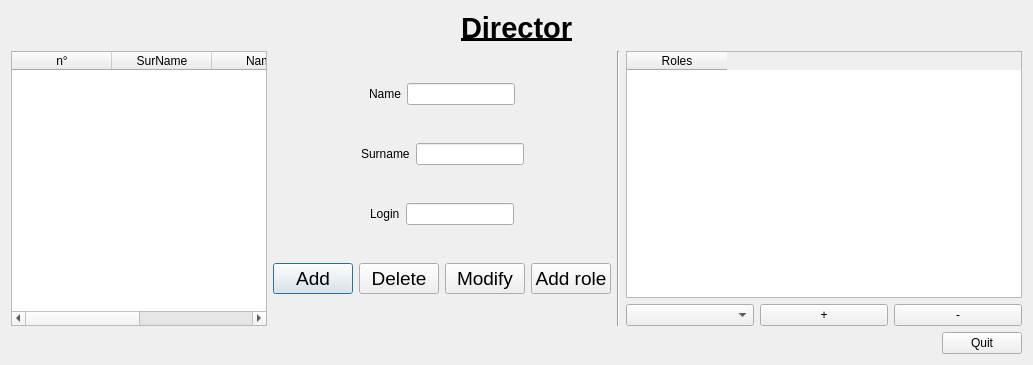
EquipeNord/reparationVroumVroum, file reparationGarage/dialogdirecteur.ui: the form before one commit.
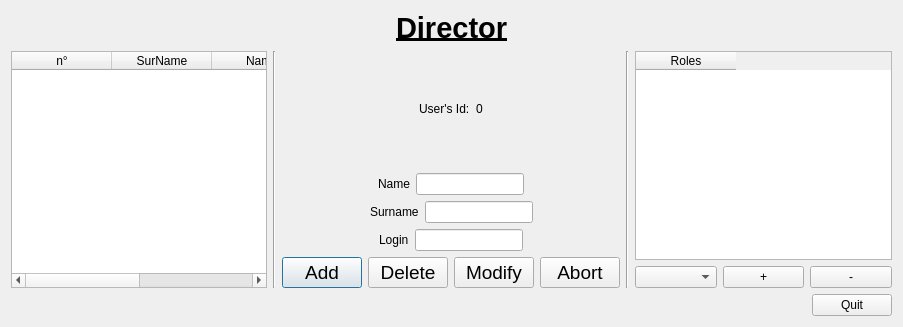
The form after the commit.

```diff
--- a/reparationGarage/dialogdirecteur.ui
+++ b/reparationGarage/dialogdirecteur.ui
@@ -6,8 +6,8 @@
    <rect>
     <x>0</x>
     <y>0</y>
-    <width>1033</width>
-    <height>365</height>
+    <width>903</width>
+    <height>327</height>
    </rect>
   </property>
   <property name="windowTitle">
@@ -96,8 +96,59 @@
          </column>
         </widget>
        </item>
+       <item>
+        <widget class="Line" name="line_2">
+         <property name="orientation">
+          <enum>Qt::Vertical</enum>
+         </property>
+        </widget>
+       </item>
        <item>
         <layout class="QVBoxLayout" name="verticalLayout">
+         <item>
+          <layout class="QHBoxLayout" name="horizontalLayout_4">
+           <item>
+            <spacer name="horizontalSpacer_3">
+             <property name="orientation">
+              <enum>Qt::Horizontal</enum>
+             </property>
+             <property name="sizeHint" stdset="0">
+              <size>
+               <width>40</width>
+               <height>20</height>
+              </size>
+             </property>
+            </spacer>
+           </item>
+           <item>
+            <widget class="QLabel" name="labelAddId">
+             <property name="text">
+              <string>User's Id:</string>
+             </property>
+            </widget>
+           </item>
+           <item>
+            <widget class="QLabel" name="labelAddIdVal">
+             <property name="text">
+              <string>0</string>
+             </property>
+            </widget>
+           </item>
+           <item>
+            <spacer name="horizontalSpacer_4">
+             <property name="orientation">
+              <enum>Qt::Horizontal</enum>
+             </property>
+             <property name="sizeHint" stdset="0">
+              <size>
+               <width>40</width>
+               <height>20</height>
+              </size>
+             </property>
+            </spacer>
+           </item>
+          </layout>
+         </item>
          <item>
           <layout class="QHBoxLayout" name="horizontalLayout_7">
            <item>
@@ -267,13 +318,10 @@
              <property name="font">
               <font>
                <pointsize>14</pointsize>
-               <weight>50</weight>
-               <italic>false</italic>
-               <bold>false</bold>
               </font>
              </property>
              <property name="text">
-              <string>Add role</string>
+              <string>Abort</string>
              </property>
             </widget>
            </item>
```
Left out of the diff: 11 changed lines with no effect on the pictures.
